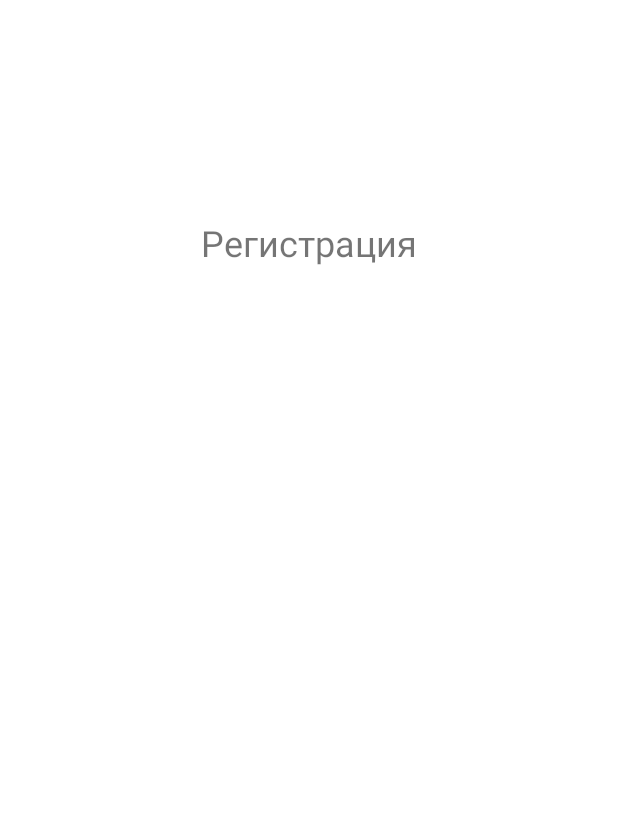
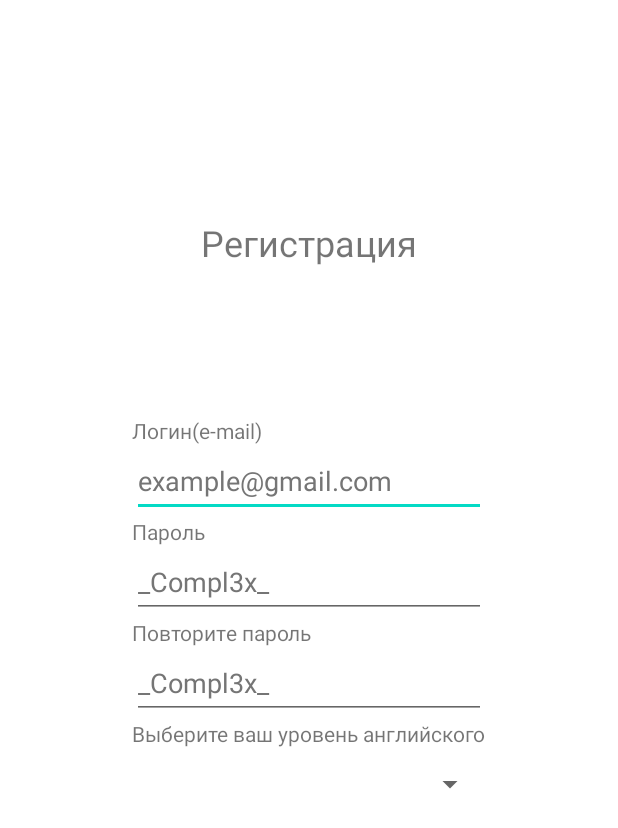
Before and after one commit to kiryuha21/SimpleEnglishApp, an Android app: the screen it shows after launch (SignUp), after a tap on "ЗАРЕГИСТРИРОВАТЬСЯ", on a phone screen of 412 x 824 dp. Shown: the top 828 px of the screen. Run offline under Robolectric (Android 15) with nearby library versions, the phone set to English and light mode, and no system bars.

Commit message:
continue doing registration

```diff
--- a/app/src/main/java/com/example/simple_english/MainActivity.kt
+++ b/app/src/main/java/com/example/simple_english/MainActivity.kt
@@ -10,7 +10,7 @@ class MainActivity : AppCompatActivity() {
         super.onCreate(savedInstanceState)
         setContentView(R.layout.activity_main)
 
-        var button = findViewById<Button>(R.id.SignUpButton)
+        val button = findViewById<Button>(R.id.SignUpButton)
         button.setOnClickListener {
             val signUpIntent = Intent(this, SignUp::class.java)
             startActivity(signUpIntent)
--- a/app/src/main/res/layout/activity_sign_up.xml
+++ b/app/src/main/res/layout/activity_sign_up.xml
@@ -17,4 +17,79 @@
         app:layout_constraintStart_toStartOf="parent"
         app:layout_constraintTop_toTopOf="parent"
         app:layout_constraintVertical_bias="0.184" />
+
+    <LinearLayout
+        android:layout_width="wrap_content"
+        android:layout_height="wrap_content"
+        android:orientation="vertical"
+        app:layout_constraintBottom_toBottomOf="parent"
+        app:layout_constraintEnd_toEndOf="parent"
+        app:layout_constraintStart_toStartOf="parent"
+        app:layout_constraintTop_toTopOf="parent">
+
+        <TextView
+            android:id="@+id/textView2"
+            android:layout_width="match_parent"
+            android:layout_height="wrap_content"
+            android:text="@string/reg_login_text" />
+
+        <EditText
+            android:id="@+id/editTextTextEmailAddress2"
+            android:layout_width="match_parent"
+            android:layout_height="wrap_content"
+            android:autofillHints=""
+            android:ems="10"
+            android:hint="@string/reg_login_example"
+            android:inputType="textEmailAddress"
+            android:minHeight="48dp"
+            android:textColorHint="#757575" />
+
+        <TextView
+            android:id="@+id/textView4"
+            android:layout_width="match_parent"
+            android:layout_height="wrap_content"
+            android:text="@string/reg_password_text" />
+
+        <EditText
+            android:id="@+id/editTextTextPassword2"
+            android:layout_width="match_parent"
+            android:layout_height="wrap_content"
+            android:autofillHints=""
+            android:ems="10"
+            android:hint="@string/password_example"
+            android:inputType="textPassword"
+            android:minHeight="48dp"
+            android:textColorHint="#757575" />
+
+        <TextView
+            android:id="@+id/textView6"
+            android:layout_width="match_parent"
+            android:layout_height="wrap_content"
+            android:text="@string/reg_password_rep_text" />
+
+        <EditText
+            android:id="@+id/editTextTextPassword3"
+            android:layout_width="match_parent"
+            android:layout_height="wrap_content"
+            android:autofillHints=""
+            android:ems="10"
+            android:hint="@string/password_example"
+            android:inputType="textPassword"
+            android:minHeight="48dp"
+            android:textColorHint="#757575" />
+
+        <TextView
+            android:id="@+id/textView7"
+            android:layout_width="match_parent"
+            android:layout_height="wrap_content"
+            android:text="@string/english_level_text" />
+
+        <Spinner
+            android:id="@+id/spinner"
+            android:layout_width="match_parent"
+            android:layout_height="wrap_content"
+            android:contentDescription="Проверка"
+            android:minHeight="48dp" />
+    </LinearLayout>
+
 </androidx.constraintlayout.widget.ConstraintLayout>
--- a/app/src/main/res/values/strings.xml
+++ b/app/src/main/res/values/strings.xml
@@ -10,4 +10,16 @@
     <string name="sign_up">Зарегистрироваться</string>
     <string name="log_in_button_text">Войти</string>
     <string name="SignUpText">Регистрация</string>
+    <string name="password_example">_Compl3x_</string>
+    <string name="reg_login_text">Логин(e-mail)</string>
+    <string name="reg_login_example">example@gmail.com</string>
+    <string name="reg_password_text">Пароль</string>
+    <string name="reg_password_rep_text">Повторите пароль</string>
+    <string name="english_level_text">Выберите ваш уровень английского</string>
+    <string-array name="english_levels">
+        <item>Intermediate</item>
+        <item>Upper-intermediate</item>
+        <item>Beginner</item>
+        <item>Amateur</item>
+    </string-array>
 </resources>
```
